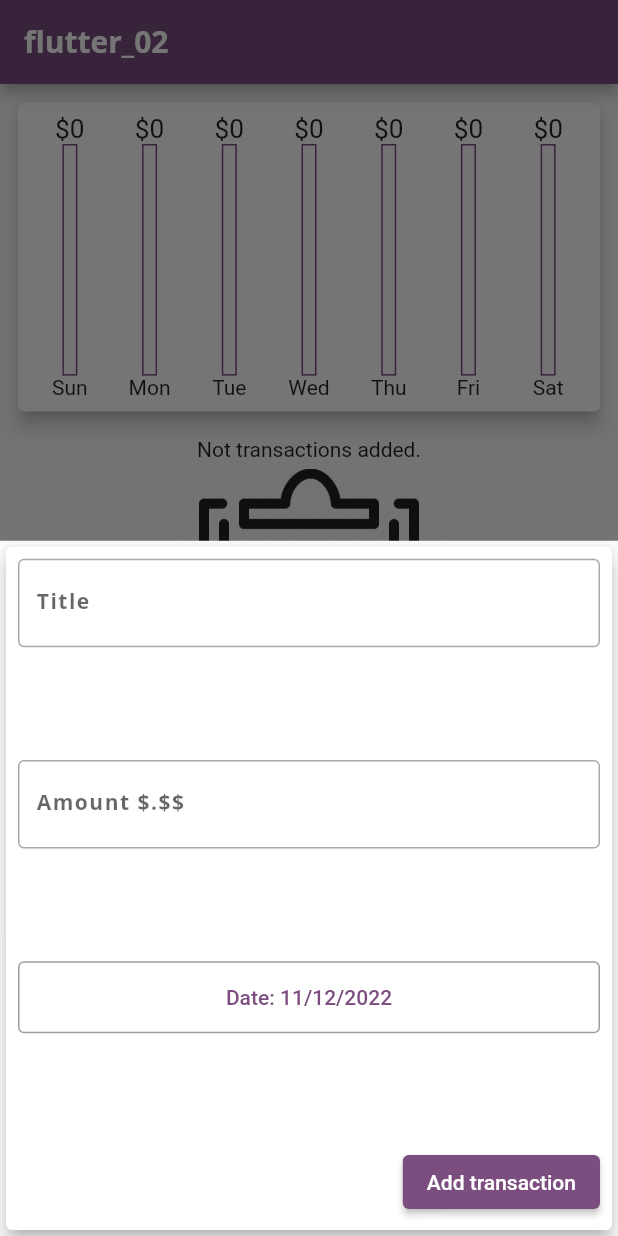
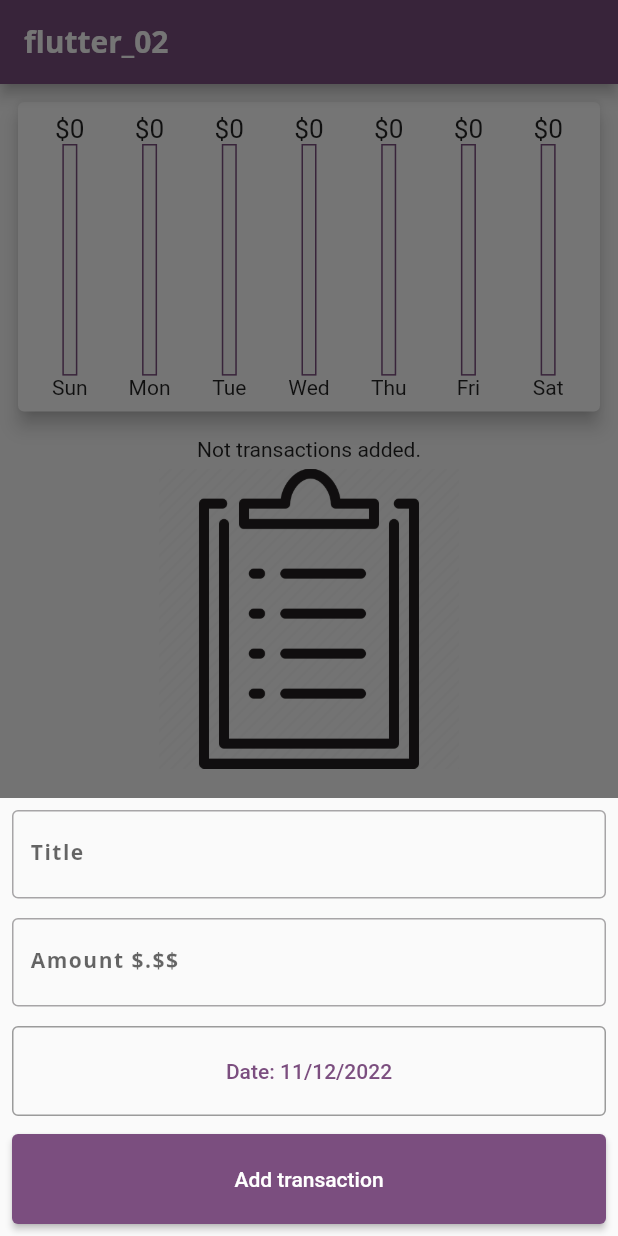
Before and after one commit to Cutter72/flutter_02, a Flutter app: the screen it shows after launch, after a tap on the "add" icon, on a phone screen of 412 x 824 dp. Run offline on Flutter 3.47's test engine with Material 2 defaults, Android fonts, the phone set to English and light mode, and no system bars.

Commit message:
Day 7 Keyboard overlapping resolved by wrapping popup into SingleChildScrollView and Padding with MediaQuery.of(cCtx).viewInsets.bottom

```diff
--- a/lib/main.dart
+++ b/lib/main.dart
@@ -123,7 +123,13 @@ class _MyHomePageState extends State<MyHomePage> {
         context: ctx,
         builder: (cCtx) {
           return GestureDetector(
-              onTap: () {}, behavior: HitTestBehavior.opaque, child: NewTransaction(_addTransaction));
+              onTap: () {},
+              behavior: HitTestBehavior.opaque,
+              child: SingleChildScrollView(
+                child: Padding(
+                    padding: EdgeInsets.only(bottom: MediaQuery.of(cCtx).viewInsets.bottom),
+                    child: NewTransaction(_addTransaction)),
+              ));
         });
   }
 
@@ -141,7 +147,9 @@ class _MyHomePageState extends State<MyHomePage> {
 
   @override
   Widget build(BuildContext context) {
-    final isInLandscape = MediaQuery.of(context).orientation == Orientation.landscape;
+    final mediaQuery = MediaQuery.of(context);
+    final isInLandscape = mediaQuery.orientation == Orientation.landscape;
+    final theme = Theme.of(context);
     final appBar = AppBar(
       title: Text("flutter_02"),
       // actions: [IconButton(onPressed: () => _startAddNewTransaction(context), icon: Icon(Icons.add))],
@@ -150,7 +158,7 @@ class _MyHomePageState extends State<MyHomePage> {
           Row(children: [
             Text("Chart"),
             Switch(
-              activeColor: Theme.of(context).colorScheme.secondary,
+              activeColor: theme.colorScheme.secondary,
               value: isChartEnabled,
               onChanged: (enabled) {
                 setState(() => isChartEnabled = enabled);
@@ -165,12 +173,12 @@ class _MyHomePageState extends State<MyHomePage> {
         children: <Widget>[
           if ((isInLandscape && isChartEnabled) || !isInLandscape)
             Container(
-              height: calculateHeight(context, appBar, isInLandscape ? 1.0 : 0.3),
+              height: calculateHeight(mediaQuery, appBar, isInLandscape ? 1.0 : 0.3),
               child: Chart(_recentTransactions),
             ),
           if ((isInLandscape && !isChartEnabled) || !isInLandscape)
             Container(
-              height: calculateHeight(context, appBar, isInLandscape ? 1.0 : 0.70),
+              height: calculateHeight(mediaQuery, appBar, isInLandscape ? 1.0 : 0.70),
               child: TransactionList(_transactions, _deleteTransaction),
             ),
         ],
@@ -181,12 +189,9 @@ class _MyHomePageState extends State<MyHomePage> {
     );
   }
 
-  double calculateHeight(BuildContext context, AppBar appBar, double percent) {
+  double calculateHeight(MediaQueryData mediaQuery, AppBar appBar, double percent) {
     return max(
-        (MediaQuery.of(context).size.height -
-                MediaQuery.of(context).padding.top -
-                MediaQuery.of(context).padding.bottom -
-                appBar.preferredSize.height) *
+        (mediaQuery.size.height - mediaQuery.padding.top - mediaQuery.padding.bottom - appBar.preferredSize.height) *
             percent,
         1);
   }
--- a/lib/widgets/new_transaction.dart
+++ b/lib/widgets/new_transaction.dart
@@ -25,50 +25,56 @@ class _NewTransactionState extends State<NewTransaction> {
 
   @override
   Widget build(BuildContext context) {
-    return Card(
-      elevation: 5,
-      child: Container(
+    return Container(
       margin: EdgeInsets.all(8),
       width: double.infinity,
       child: Column(
-          mainAxisAlignment: MainAxisAlignment.spaceBetween,
-          crossAxisAlignment: CrossAxisAlignment.end,
+        crossAxisAlignment: CrossAxisAlignment.stretch,
         children: [
-            TextField(
+          Container(
+            height: 72,
+            child: TextField(
               decoration: InputDecoration(labelText: "Title", border: OutlineInputBorder()),
               controller: titleController,
             ),
-            TextField(
+          ),
+          Container(
+            height: 72,
+            child: TextField(
               keyboardType: TextInputType.numberWithOptions(decimal: true),
               decoration: InputDecoration(labelText: "Amount \$.\$\$", border: OutlineInputBorder()),
               controller: amountController,
               onSubmitted: (input) => submitTransaction(),
             ),
-            SizedBox(
-              width: double.infinity,
+          ),
+          Container(
+            height: 60,
             child: DecoratedBox(
               decoration: BoxDecoration(
                   borderRadius: BorderRadius.all(Radius.circular(4)),
                   border: Border.all(color: Theme.of(context).disabledColor)),
               child: TextButton(
                 onPressed: showDatePickerToUser,
-                  child: Text("Date: ${DateFormat.yMd(Intl.systemLocale).format(pickedDate)}", textAlign: TextAlign.justify),
+                child:
+                    Text("Date: ${DateFormat.yMd(Intl.systemLocale).format(pickedDate)}", textAlign: TextAlign.justify),
               ),
             ),
           ),
-            ElevatedButton(
+          Container(
+            height: 60,
+            margin: EdgeInsets.only(top: 12),
+            child: ElevatedButton(
               onPressed: submitTransaction,
               child: Text("Add transaction"),
             ),
+          ),
         ],
-        ),
       ),
     );
   }
 
   void showDatePickerToUser() {
-    showDatePicker(
-            context: context, initialDate: today, firstDate: DateTime(today.year - 1), lastDate: today)
+    showDatePicker(context: context, initialDate: today, firstDate: DateTime(today.year - 1), lastDate: today)
         .then((pickedDate) {
       if (pickedDate != null) {
         savePickedDate(pickedDate);
@@ -86,7 +92,8 @@ class _NewTransactionState extends State<NewTransaction> {
     // if (titleController.text.isEmpty || amountController.text.isEmpty) {
     //   return;
     // } else {
-    widget._addTransaction(Transaction(title: titleController.text, amount: double.tryParse(amountController.text), date: pickedDate));
+    widget._addTransaction(
+        Transaction(title: titleController.text, amount: double.tryParse(amountController.text), date: pickedDate));
     // }
     Navigator.of(context).pop();
   }
--- a/lib/widgets/transaction_list.dart
+++ b/lib/widgets/transaction_list.dart
@@ -16,6 +16,7 @@ class TransactionList extends StatelessWidget {
 
   @override
   Widget build(BuildContext context) {
+    final mediaQuery = MediaQuery.of(context);
     return _transactions.isEmpty
         ? Column(
             children: [
@@ -52,7 +53,7 @@ class TransactionList extends StatelessWidget {
                       maxLines: 1,
                       style: TextStyle(
                           color: Theme.of(context).colorScheme.primary,
-                                fontSize: 18 * MediaQuery.of(context).textScaleFactor,
+                                fontSize: 18 * mediaQuery.textScaleFactor,
                                 fontWeight: FontWeight.bold),
                       "\$${_transactions[i].amount.toStringAsFixed(2)}",
                     ),
@@ -83,14 +84,12 @@ class TransactionList extends StatelessWidget {
                         children: [
                           Text(
                             textAlign: TextAlign.justify,
-                                  style: TextStyle(
-                                      fontSize: 14 * MediaQuery.of(context).textScaleFactor, color: Colors.grey),
+                                  style: TextStyle(fontSize: 14 * mediaQuery.textScaleFactor, color: Colors.grey),
                                   "${DateFormat.Hms(Intl.systemLocale).format(_transactions[i].date)}",
                                 ),
                           Text(
                             textAlign: TextAlign.justify,
-                                  style: TextStyle(
-                                      fontSize: 14 * MediaQuery.of(context).textScaleFactor, color: Colors.grey),
+                                  style: TextStyle(fontSize: 14 * mediaQuery.textScaleFactor, color: Colors.grey),
                                   "${DateFormat.yMMMd(Intl.systemLocale).format(_transactions[i].date)}",
                                 ),
                         ],
```
Lines whose indentation alone changed are shown as unchanged.
